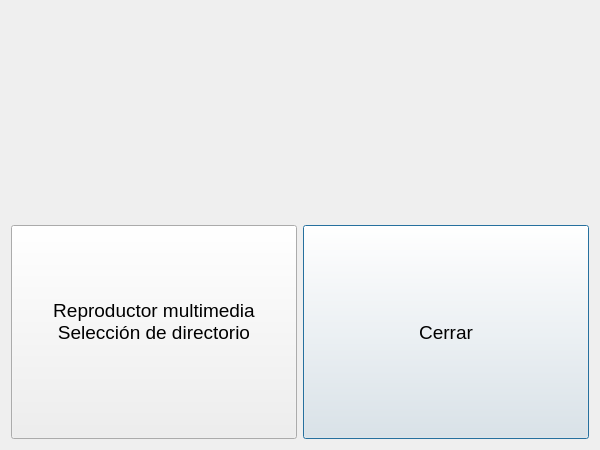
The window that settingsdialog.ui (Mandros7/EOG-Application) describes before a commit, drawn with Qt 5.
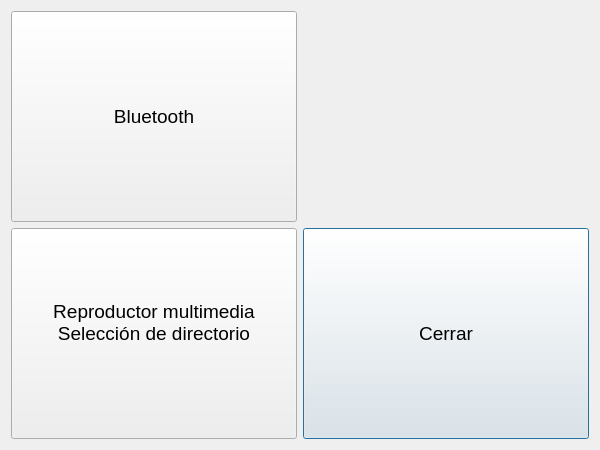
The same window after the commit.

What changed in the file:
```diff
--- a/settingsdialog.ui
+++ b/settingsdialog.ui
@@ -19,7 +19,7 @@
   <layout class="QVBoxLayout" name="verticalLayout_2">
    <item>
     <layout class="QGridLayout" name="gridLayout">
-     <item row="1" column="1">
+     <item row="2" column="1">
       <widget class="QPushButton" name="pushButton_2">
        <property name="sizePolicy">
         <sizepolicy hsizetype="MinimumExpanding" vsizetype="MinimumExpanding">
@@ -37,19 +37,6 @@
        </property>
       </widget>
      </item>
-     <item row="0" column="0">
-      <spacer name="verticalSpacer">
-       <property name="orientation">
-        <enum>Qt::Vertical</enum>
-       </property>
-       <property name="sizeHint" stdset="0">
-        <size>
-         <width>20</width>
-         <height>40</height>
-        </size>
-       </property>
-      </spacer>
-     </item>
      <item row="0" column="1">
       <spacer name="verticalSpacer_2">
        <property name="orientation">
@@ -63,7 +50,7 @@
        </property>
       </spacer>
      </item>
-     <item row="1" column="0">
+     <item row="2" column="0">
       <widget class="QPushButton" name="playerSettingsButton">
        <property name="sizePolicy">
         <sizepolicy hsizetype="MinimumExpanding" vsizetype="MinimumExpanding">
@@ -83,6 +70,24 @@
        </property>
       </widget>
      </item>
+     <item row="0" column="0">
+      <widget class="QPushButton" name="bluetoothButton">
+       <property name="sizePolicy">
+        <sizepolicy hsizetype="MinimumExpanding" vsizetype="MinimumExpanding">
+         <horstretch>0</horstretch>
+         <verstretch>0</verstretch>
+        </sizepolicy>
+       </property>
+       <property name="font">
+        <font>
+         <pointsize>14</pointsize>
+        </font>
+       </property>
+       <property name="text">
+        <string>Bluetooth</string>
+       </property>
+      </widget>
+     </item>
     </layout>
    </item>
   </layout>
```
